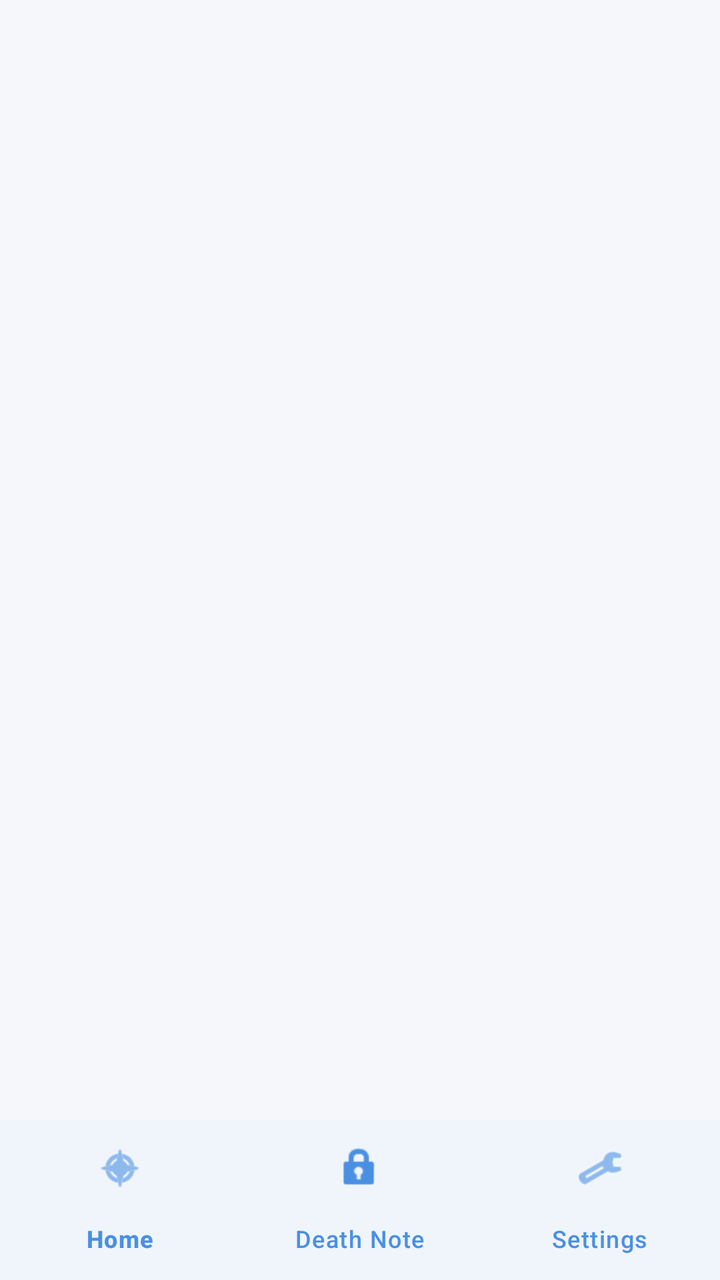
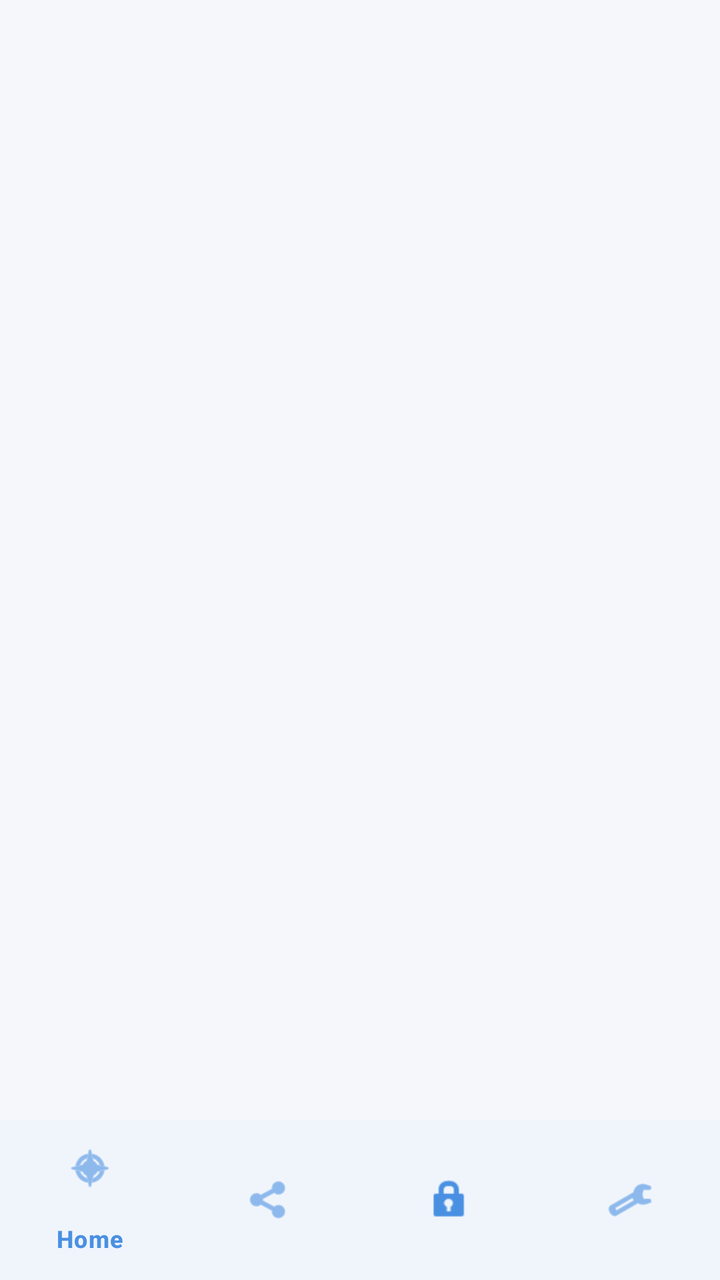

Compare the two renders of this Android layout. The source of the first and the diff that turns it into the second are given below.
<!-- AndroidManifest.xml: application theme Theme.PsiRa -->
<!-- res/layout/activity_nexus_dashboard.xml -->
<?xml version="1.0" encoding="utf-8"?>
<androidx.constraintlayout.widget.ConstraintLayout xmlns:android="http://schemas.android.com/apk/res/android"
    xmlns:app="http://schemas.android.com/apk/res-auto"
    android:layout_width="match_parent"
    android:layout_height="match_parent"
    android:background="?android:attr/colorBackground">

    <LinearLayout
        android:id="@+id/mainContentContainer"
        android:layout_width="match_parent"
        android:layout_height="0dp"
        android:orientation="vertical"
        android:padding="24dp"
        android:alpha="0.0"
        app:layout_constraintTop_toTopOf="parent"
        app:layout_constraintBottom_toTopOf="@id/bottomNav">

        <RelativeLayout
            android:layout_width="match_parent"
            android:layout_height="wrap_content"
            android:layout_marginBottom="40dp">

            <TextView
                android:id="@+id/tvAgentName"
                android:layout_width="wrap_content"
                android:layout_height="wrap_content"
                android:text="AGENT: LOADING..."
                android:textColor="?attr/colorOnBackground"
                android:textSize="12sp"
                android:letterSpacing="0.05"
                android:layout_alignParentStart="true" />

            <TextView
                android:id="@+id/tvLogout"
                android:layout_width="wrap_content"
                android:layout_height="wrap_content"
                android:text="LOGOUT"
                android:textColor="?attr/colorError"
                android:textSize="12sp"
                android:textStyle="bold"
                android:clickable="true"
                android:focusable="true"
                android:layout_alignParentEnd="true" />
        </RelativeLayout>

        <TextView
            android:id="@+id/nexusTitle"
            android:layout_width="match_parent"
            android:layout_height="wrap_content"
            android:text="PsiRa"
            android:textColor="?attr/colorPrimary"
            android:textSize="42sp"
            android:textStyle="bold"
            android:gravity="center"
            android:layout_marginTop="20dp"
            android:layout_marginBottom="60dp" />

        <Button
            android:id="@+id/btnGlobal"
            android:layout_width="match_parent"
            android:layout_height="75dp"
            android:text="Public Channel"
            android:background="@drawable/bg_rounded_primary"
            android:textColor="?attr/colorOnPrimary"
            android:textSize="18sp"
            android:textStyle="bold"
            android:layout_marginBottom="24dp" />

        <Button
            android:id="@+id/btnWalkie"
            android:layout_width="match_parent"
            android:layout_height="75dp"
            android:text="One to One"
            android:backgroundTint="?attr/colorSurface"
            android:textColor="?attr/colorAccent"
            android:textSize="18sp"
            android:textStyle="bold"
            android:elevation="4dp" />

    </LinearLayout>

    <com.google.android.material.bottomnavigation.BottomNavigationView
        android:id="@+id/bottomNav"
        android:layout_width="match_parent"
        android:layout_height="wrap_content"
        android:background="?attr/colorSurface"
        app:itemIconTint="?attr/colorPrimary"
        app:itemTextColor="?attr/colorPrimary"
        app:menu="@menu/menu_bottom_nav"
        app:layout_constraintBottom_toBottomOf="parent"
        app:layout_constraintStart_toStartOf="parent"
        app:layout_constraintEnd_toEndOf="parent" />

</androidx.constraintlayout.widget.ConstraintLayout>
<!-- resources referenced by this layout -->
<resources>
  <!-- drawable bg_rounded_primary (drawable) -->
  <?xml version="1.0" encoding="utf-8"?>
  <shape xmlns:android="http://schemas.android.com/apk/res/android"
      android:shape="rectangle">
      <corners android:radius="16dp" />
      <solid android:color="?attr/colorPrimary" />
  </shape>
  <style name="Theme.PsiRa" parent="Base.Theme.PsiRa" />
  <style name="Base.Theme.PsiRa" parent="Theme.Material3.DayNight.NoActionBar">
          
          <item name="colorPrimary">@color/colorPrimary</item>
          <item name="colorOnPrimary">@color/colorOnPrimary</item>
          <item name="android:colorBackground">@color/colorBackground</item>
          <item name="colorOnBackground">@color/colorOnBackground</item>
          <item name="colorSurface">@color/colorSurface</item>
          <item name="colorOnSurface">@color/colorOnSurface</item>
          <item name="colorAccent">@color/colorAccent</item>
          <item name="colorError">@color/colorError</item>
      </style>
  <color name="colorPrimary">#4A90E2</color>
  <color name="colorOnPrimary">#FFFFFF</color>
  <color name="colorBackground">#F5F7FA</color>
  <color name="colorOnBackground">#333333</color>
  <color name="colorSurface">#FFFFFF</color>
  <color name="colorOnSurface">#333333</color>
  <color name="colorAccent">#2FA29C</color>
  <color name="colorError">#E74C3C</color>
</resources>

<!-- the commit's change to res/layout/activity_nexus_dashboard.xml (unified diff, before → after) -->
@@ -20,15 +20,31 @@
             android:layout_height="wrap_content"
             android:layout_marginBottom="40dp">
 
-            <TextView
-                android:id="@+id/tvAgentName"
+            <LinearLayout
                 android:layout_width="wrap_content"
                 android:layout_height="wrap_content"
-                android:text="AGENT: LOADING..."
-                android:textColor="?attr/colorOnBackground"
-                android:textSize="12sp"
-                android:letterSpacing="0.05"
-                android:layout_alignParentStart="true" />
+                android:orientation="vertical"
+                android:layout_alignParentStart="true">
+                
+                <TextView
+                    android:id="@+id/tvAgentName"
+                    android:layout_width="wrap_content"
+                    android:layout_height="wrap_content"
+                    android:text="AGENT: LOADING..."
+                    android:textColor="?attr/colorOnBackground"
+                    android:textSize="12sp"
+                    android:letterSpacing="0.05" />
+                    
+                <TextView
+                    android:id="@+id/tvAgentId"
+                    android:layout_width="wrap_content"
+                    android:layout_height="wrap_content"
+                    android:text="ID: [FETCHING...]"
+                    android:textColor="?attr/colorAccent"
+                    android:textSize="10sp"
+                    android:textStyle="bold"
+                    android:letterSpacing="0.1" />
+            </LinearLayout>
 
             <TextView
                 android:id="@+id/tvLogout"
